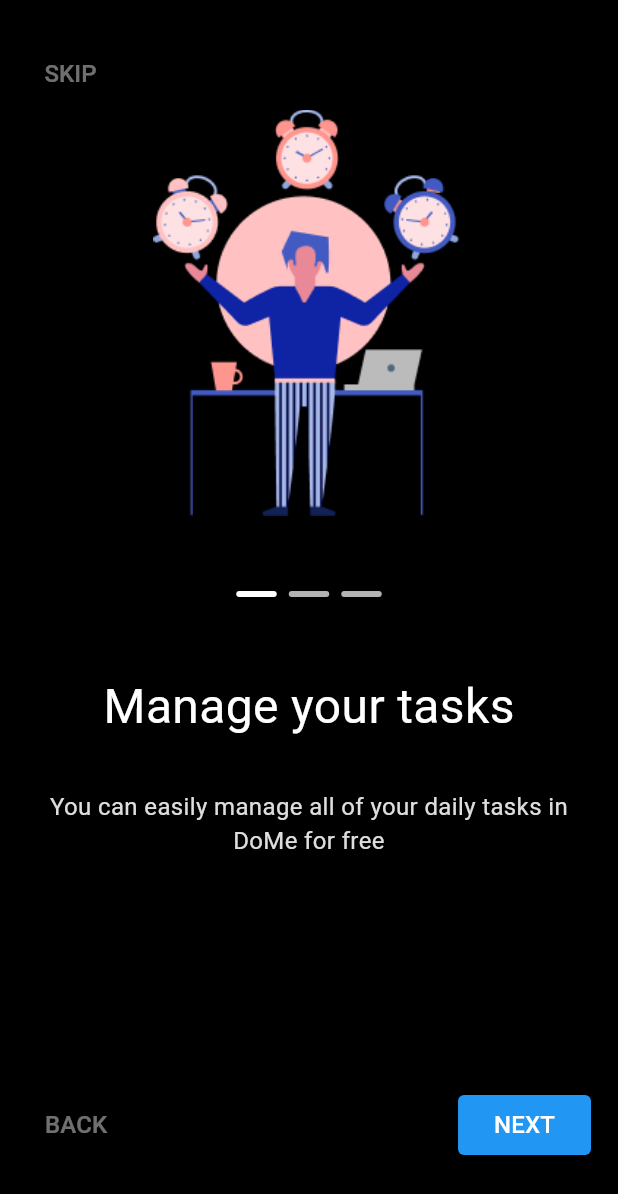
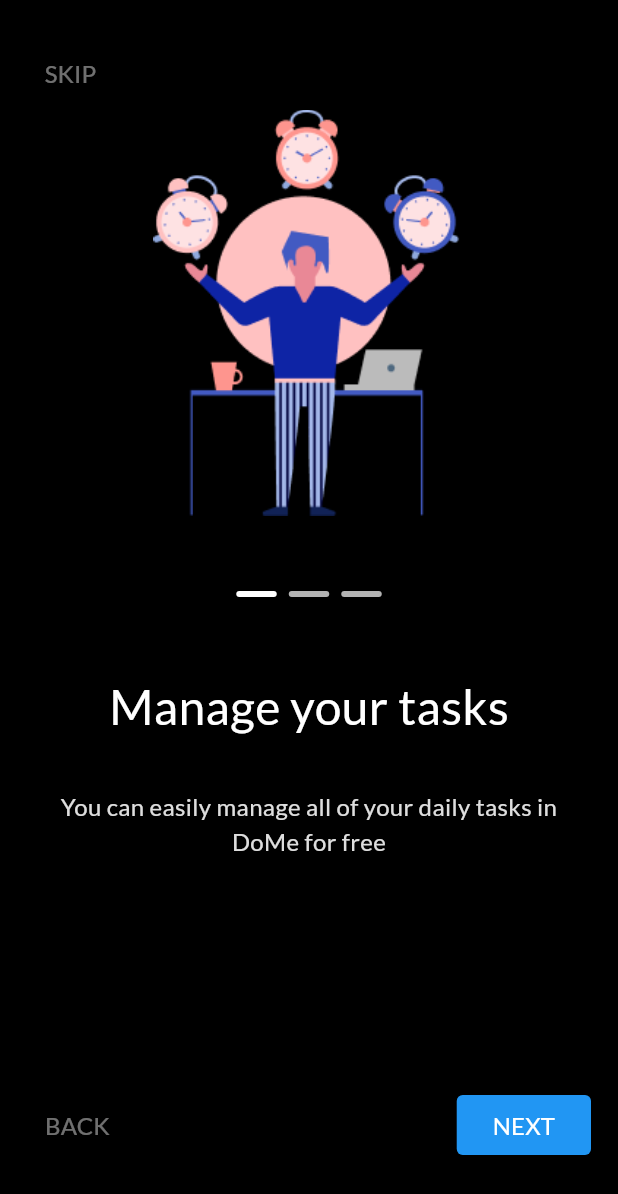
Before and after one commit to binhmobilecse/ToDoApp, a Flutter app: the screen it shows after launch, on a phone screen of 412 x 824 dp. Shown: the top 1194 px of the screen. Run offline on Flutter 3.47's test engine with Material 3 defaults, Android fonts, the phone set to English and light mode, and no system bars; our stand-ins replace google_fonts.

Commit message:
use google fonts as default

```diff
--- a/lib/main.dart
+++ b/lib/main.dart
@@ -1,5 +1,6 @@
 import 'package:flutter/material.dart';
 import 'package:fluttertodoapp/ui/onboarding/onboarding_screen.dart';
+import 'package:google_fonts/google_fonts.dart';
 
 void main() {
   runApp(const MyApp());
@@ -17,6 +18,7 @@ class MyApp extends StatelessWidget {
       theme: ThemeData(
         colorScheme: ColorScheme.fromSeed(seedColor: Colors.deepPurple),
         useMaterial3: true,
+        fontFamily: GoogleFonts.lato().fontFamily
       ),
       home: const OnboardingScreen(),
     );
```
Also changed, not shown: pubspec.yaml (+3 -23 lines), pubspec.lock.
